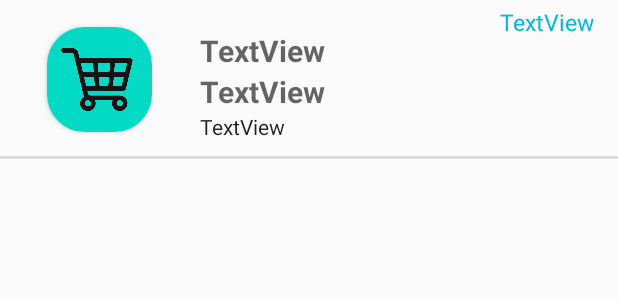
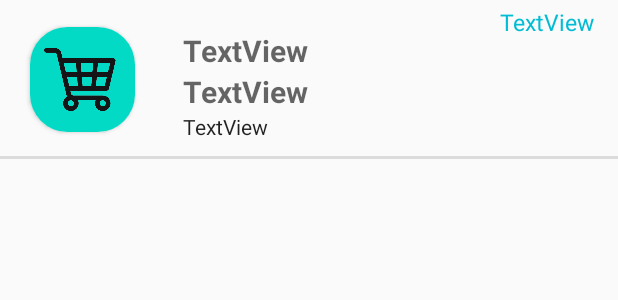
Before and after one commit to antonioalvs/ControleEstoque, an Android app: the layout item_adapter.xml on its own in the app's theme, with its tools: preview values and no code run, on a phone screen of 412 x 824 dp. Shown: the top 300 px of the screen. Run offline under Robolectric (Android 15) with nearby library versions, the phone set to English and light mode, and no system bars.

Commit message:
Atualização de polimento 1.1

```diff
--- a/app/src/main/res/layout/item_adapter.xml
+++ b/app/src/main/res/layout/item_adapter.xml
@@ -1,19 +1,17 @@
 <?xml version="1.0" encoding="utf-8"?>
 <android.support.constraint.ConstraintLayout xmlns:android="http://schemas.android.com/apk/res/android"
+    xmlns:app="http://schemas.android.com/apk/res-auto"
     xmlns:tools="http://schemas.android.com/tools"
     android:layout_width="match_parent"
-    android:layout_height="wrap_content"
-    xmlns:app="http://schemas.android.com/apk/res-auto">
+    android:layout_height="wrap_content">
 
     <android.support.v7.widget.CardView
         android:id="@+id/cardView"
         android:layout_width="wrap_content"
         android:layout_height="wrap_content"
-        android:layout_marginStart="50dp"
-        android:layout_marginEnd="330dp"
+        android:layout_marginStart="20dp"
         app:cardCornerRadius="25dp"
         app:layout_constraintBottom_toBottomOf="parent"
-        app:layout_constraintEnd_toEndOf="parent"
         app:layout_constraintStart_toStartOf="parent"
         app:layout_constraintTop_toTopOf="parent"
         app:strokeColor="@color/black"
@@ -84,13 +82,15 @@
         app:layout_constraintStart_toStartOf="@+id/alValor" />
 
     <ImageView
+        android:id="@+id/imageView2"
         android:layout_width="match_parent"
         android:layout_height="2dp"
         android:layout_marginTop="16dp"
         android:background="?actionBarDivider"
         app:layout_constraintBottom_toBottomOf="parent"
-        app:layout_constraintTop_toBottomOf="@+id/cardView"
-        tools:layout_editor_absoluteX="0dp" />
+        app:layout_constraintEnd_toEndOf="@+id/alValor"
+        app:layout_constraintStart_toEndOf="@+id/alValor"
+        app:layout_constraintTop_toBottomOf="@+id/cardView" />
 
     <TextView
         android:id="@+id/alRepor"
```
